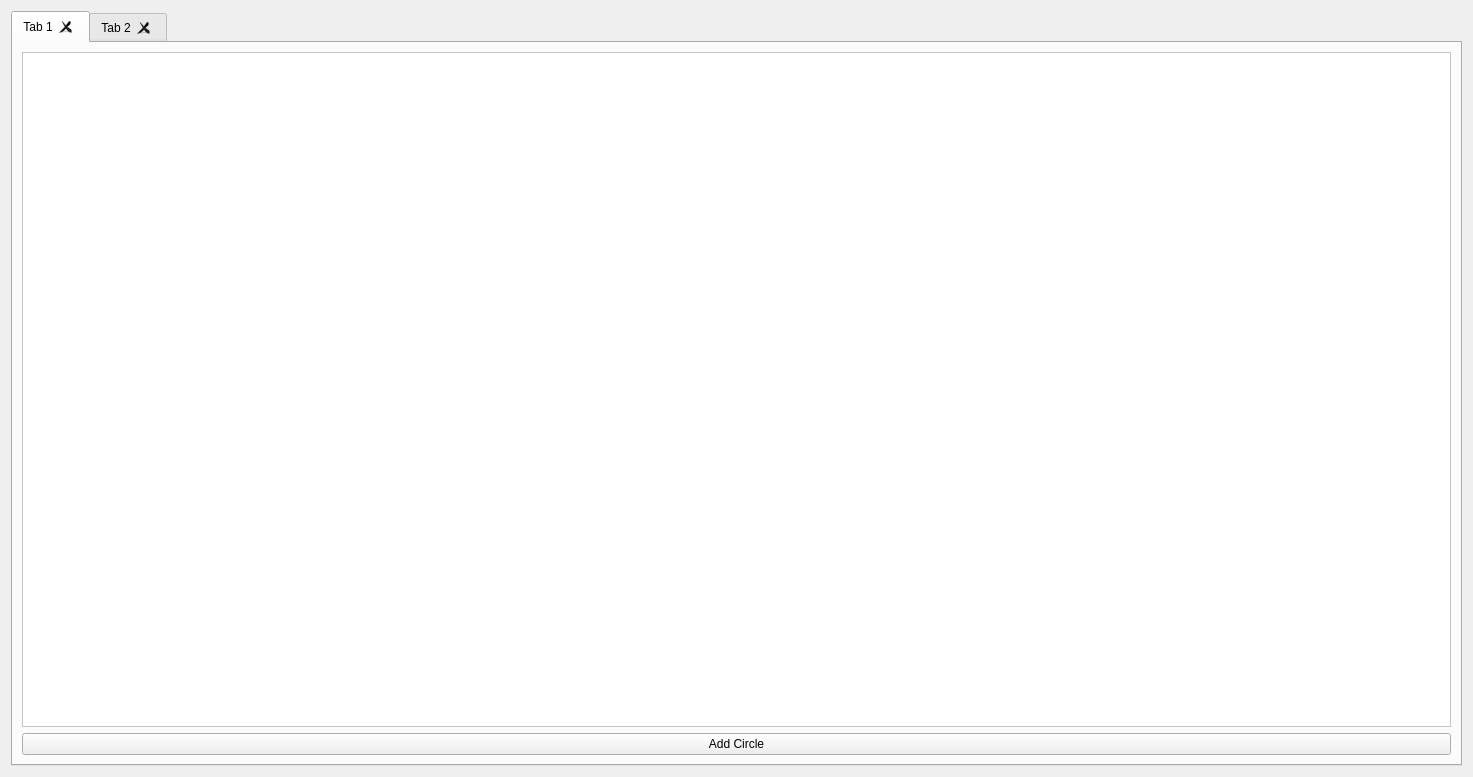
medaminbl97/qt3drendrer, file src/modelview.ui: the form before one commit.
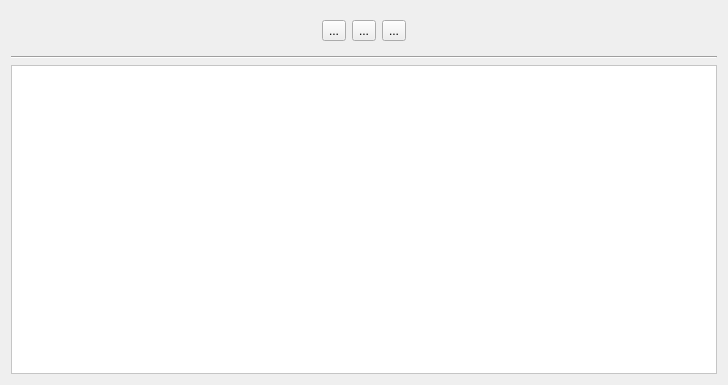
The form after the commit. The open tabs and pages were chosen to show the change.

```diff
--- a/src/modelview.ui
+++ b/src/modelview.ui
@@ -6,63 +6,79 @@
    <rect>
     <x>0</x>
     <y>0</y>
-    <width>1473</width>
-    <height>777</height>
+    <width>728</width>
+    <height>385</height>
    </rect>
   </property>
   <property name="windowTitle">
    <string>Form</string>
   </property>
-  <layout class="QGridLayout" name="gridLayout">
-   <item row="0" column="0">
-    <widget class="QTabWidget" name="tabWidget">
-     <property name="tabletTracking">
-      <bool>false</bool>
+  <layout class="QVBoxLayout" name="verticalLayout">
+   <item>
+    <widget class="QWidget" name="widget" native="true">
+     <layout class="QHBoxLayout" name="horizontalLayout">
+      <item>
+       <spacer name="horizontalSpacer">
+        <property name="orientation">
+         <enum>Qt::Orientation::Horizontal</enum>
+        </property>
+        <property name="sizeHint" stdset="0">
+         <size>
+          <width>40</width>
+          <height>20</height>
+         </size>
+        </property>
+       </spacer>
+      </item>
+      <item>
+       <widget class="QToolButton" name="rzBtn">
+        <property name="text">
+         <string>...</string>
+        </property>
+       </widget>
+      </item>
+      <item>
+       <widget class="QToolButton" name="ryBtn">
+        <property name="text">
+         <string>...</string>
+        </property>
+       </widget>
+      </item>
+      <item>
+       <widget class="QToolButton" name="rxBtn">
+        <property name="text">
+         <string>...</string>
+        </property>
+       </widget>
+      </item>
+      <item>
+       <spacer name="horizontalSpacer_2">
+        <property name="orientation">
+         <enum>Qt::Orientation::Horizontal</enum>
+        </property>
+        <property name="sizeHint" stdset="0">
+         <size>
+          <width>40</width>
+          <height>20</height>
+         </size>
+        </property>
+       </spacer>
+      </item>
+     </layout>
+    </widget>
+   </item>
+   <item>
+    <widget class="Line" name="line">
+     <property name="orientation">
+      <enum>Qt::Orientation::Horizontal</enum>
      </property>
-     <property name="tabPosition">
-      <enum>QTabWidget::TabPosition::North</enum>
+    </widget>
+   </item>
+   <item>
+    <widget class="QGraphicsView" name="graphicsView">
+     <property name="styleSheet">
+      <string notr="true">background:white</string>
      </property>
-     <property name="tabShape">
-      <enum>QTabWidget::TabShape::Rounded</enum>
-     </property>
-     <property name="currentIndex">
-      <number>1</number>
-     </property>
-     <property name="tabsClosable">
-      <bool>true</bool>
-     </property>
-     <property name="movable">
-      <bool>true</bool>
-     </property>
-     <property name="tabBarAutoHide">
-      <bool>true</bool>
-     </property>
-     <widget class="QWidget" name="tab">
-      <attribute name="title">
-       <string>Tab 1</string>
-      </attribute>
-      <layout class="QVBoxLayout" name="verticalLayout">
-       <item>
-        <widget class="QGraphicsView" name="graphicsView">
-         <property name="styleSheet">
-          <string notr="true">background:white</string>
-         </property>
-        </widget>
-       </item>
-       <item>
-        <widget class="QPushButton" name="addCircleBtn">
-         <property name="text">
-          <string>Add Circle</string>
-         </property>
-        </widget>
-       </item>
-      </layout>
-     </widget>
-     <widget class="QWidget" name="tab_2">
-      <attribute name="title">
-       <string>Tab 2</string>
-      </attribute>
-     </widget>
     </widget>
    </item>
   </layout>
```
Left out of the diff: 4 changed lines with no effect on the pictures.
